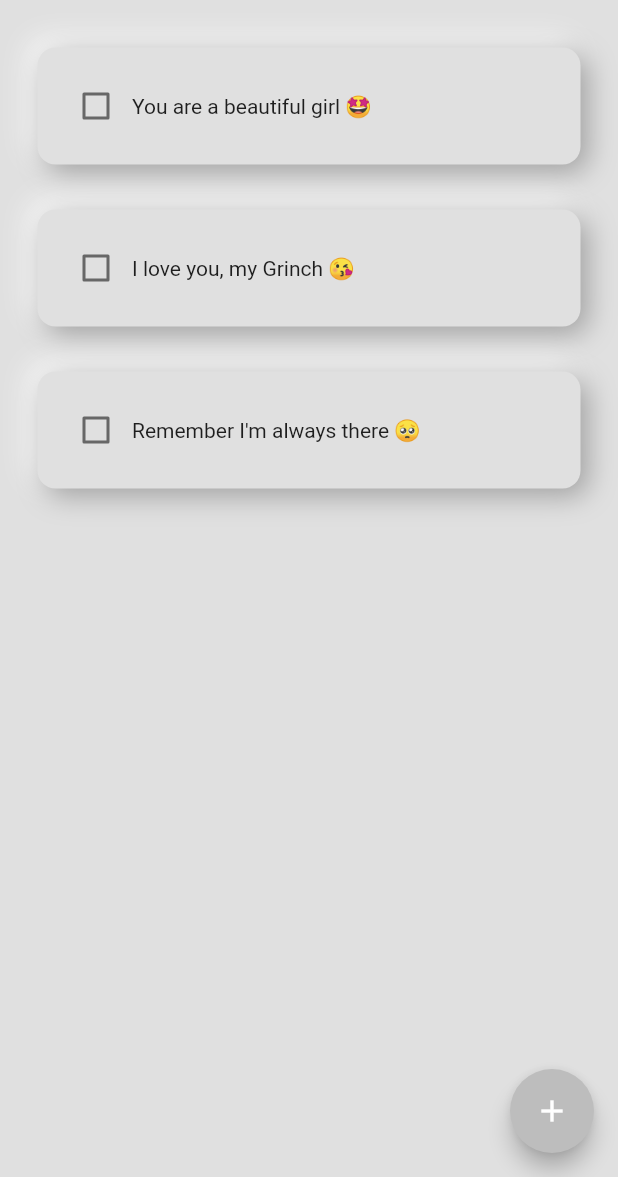
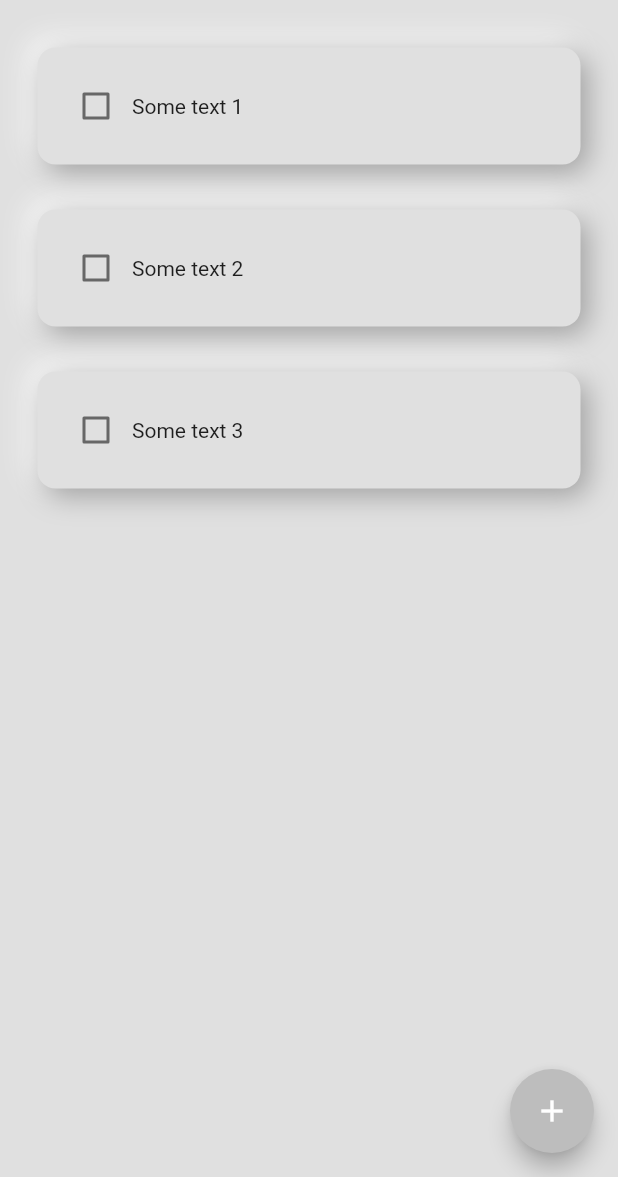
Before and after one commit to k-mushket/plan_softly, a Flutter app: the screen it shows after launch, on a phone screen of 412 x 824 dp, the part 59-1236 px from its top. Run offline on Flutter 3.47's test engine with Material 2 defaults, Android fonts, the phone set to English and light mode, and no system bars; drawn by our look-alikes of flutter_slidable; our stand-ins replace hive_flutter; accounts and stored records are empty.

Commit message:
Update database.dart

```diff
--- a/lib/data/database.dart
+++ b/lib/data/database.dart
@@ -7,9 +7,9 @@ class PlanDataBase {
 
   void createData() {
     planList = [
-      ['You are a beautiful girl 🤩', false],
-      ['I love you, my Grinch 😘', false],
-      ['Remember I\'m always there 🥺', false],
+      ['Some text 1', false],
+      ['Some text 2', false],
+      ['Some text 3', false],
     ];
   }
 
```
